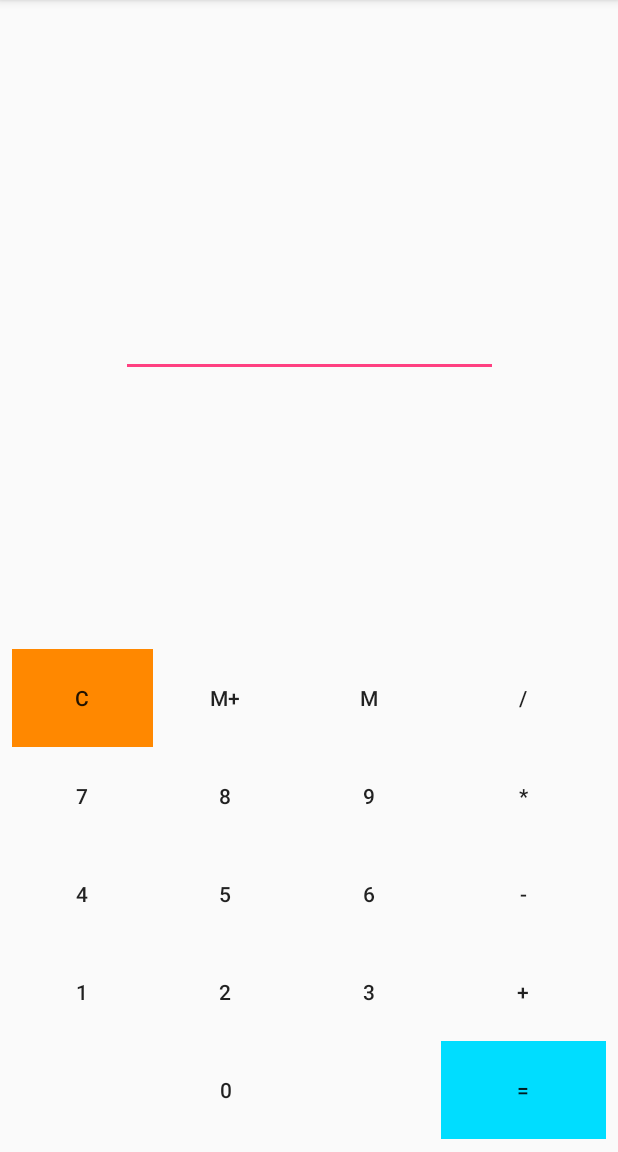
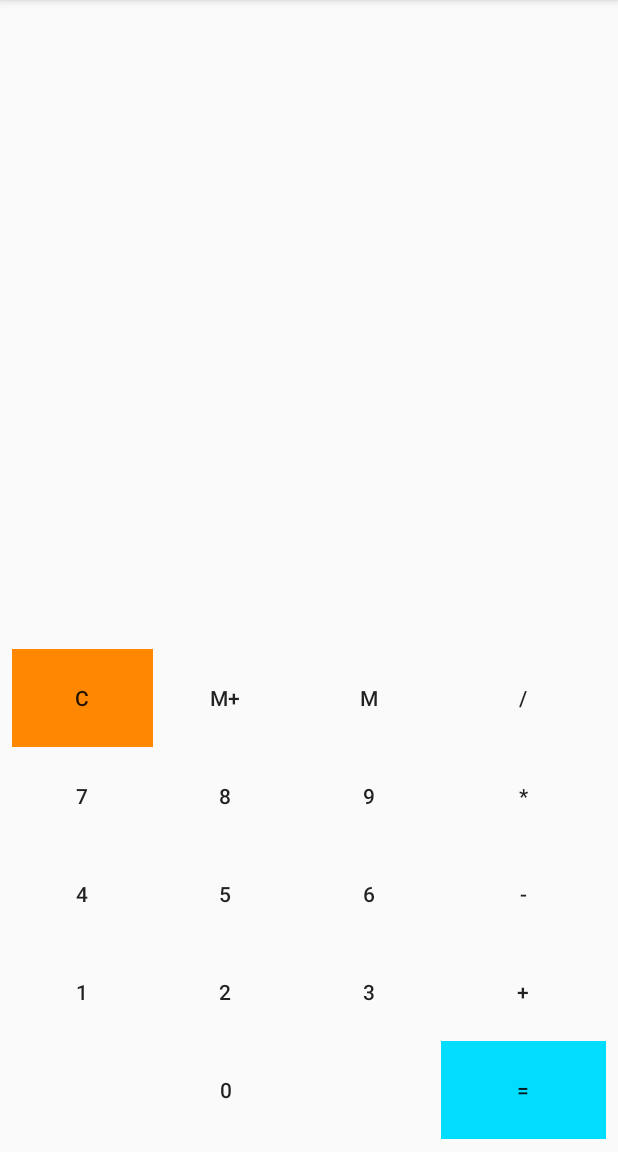
Before and after one commit to andreagregori/Calcolatrice, an Android app: the screen it shows after launch (MainActivity), on a phone screen of 412 x 824 dp, the part 84-1236 px from its top. Run offline under Robolectric (Android 15) with nearby library versions, the phone set to English and light mode, and no system bars.

```diff
--- a/app/src/main/res/layout/activity_main.xml
+++ b/app/src/main/res/layout/activity_main.xml
@@ -213,18 +213,36 @@
         </TableRow>
     </TableLayout>
 
-    <EditText
+    <TextView
         android:id="@+id/editText"
-        android:layout_width="251dp"
-        android:layout_height="70dp"
-        android:editable="false"
-        android:ems="10"
-        android:inputType="number"
-        android:singleLine="false"
+        android:layout_width="304dp"
+        android:layout_height="56dp"
+        android:layout_marginBottom="60dp"
+        android:layout_marginEnd="10dp"
+        android:layout_marginStart="16dp"
+        android:layout_marginTop="60dp"
+        android:textColor="@android:color/background_dark"
+        android:textSize="45dp"
+        android:textAlignment="center"
         app:layout_constraintBottom_toTopOf="@+id/tableLayout"
-        app:layout_constraintEnd_toEndOf="parent"
-        app:layout_constraintHorizontal_bias="0.5"
+        app:layout_constraintEnd_toStartOf="@+id/editText2"
         app:layout_constraintStart_toStartOf="parent"
         app:layout_constraintTop_toTopOf="parent" />
 
+    <TextView
+        android:id="@+id/editText2"
+        android:layout_width="46dp"
+        android:layout_height="56dp"
+        android:layout_marginBottom="60dp"
+        android:layout_marginEnd="24dp"
+        android:layout_marginStart="10dp"
+        android:layout_marginTop="60dp"
+        android:textColor="@android:color/background_dark"
+        android:textSize="45dp"
+        android:textAlignment="center"
+        app:layout_constraintBottom_toTopOf="@+id/tableLayout"
+        app:layout_constraintEnd_toEndOf="parent"
+        app:layout_constraintStart_toEndOf="@+id/editText"
+        app:layout_constraintTop_toTopOf="parent" />
+
 </android.support.constraint.ConstraintLayout>
```
Also changed, not shown: app/src/main/java/com/example/studente/calcolatrice20/MainActivity.java (+108 -9 lines), settings.gradle (line endings or trailing spaces).
